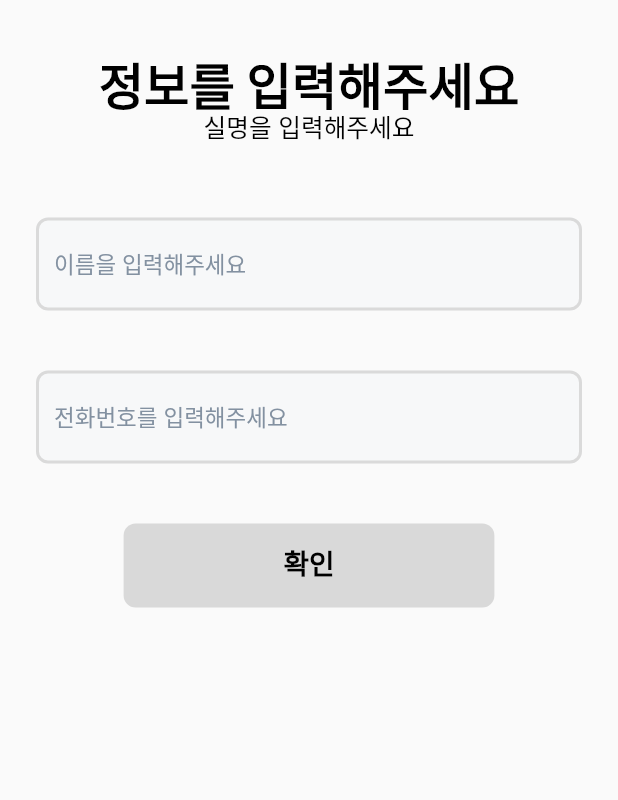
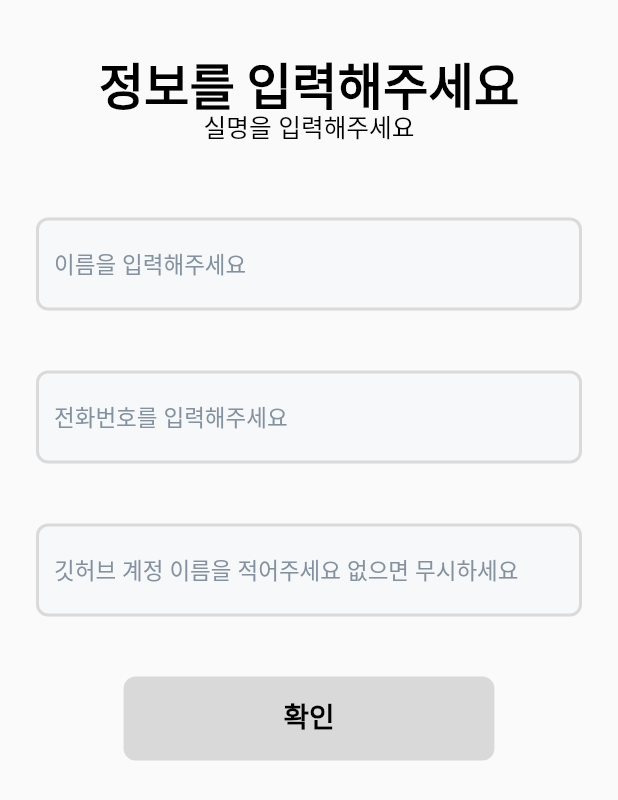
Before and after one commit to 2023-Code-DC/2023_Code-DC-App, a Flutter app: the FormWritePage screen opened by its route, on a phone screen of 412 x 824 dp. Shown: the top 800 px of the screen. Run offline on Flutter 3.47's test engine with Material 2 defaults, Android fonts, the light colour scheme and no system bars; our stand-ins replace animated_text_kit, cloud_firestore, email_validator, firebase_auth, firebase_core, flutter_secure_storage and 7 more; missing offline and left inert: kakao_flutter_sdk; accounts and stored records are empty.

Commit message:
feat: 깃허브 이름도 받음

```diff
--- a/lib/wirte/write_name.dart
+++ b/lib/wirte/write_name.dart
@@ -19,10 +19,12 @@ class _FormWritePageState extends State<FormWritePage> {
   final TextEditingController nameController = TextEditingController();
   final TextEditingController numberController = TextEditingController();
   String name = "";
+  String githubname = "";
   String number = "";
   final GlobalKey<FormState> _formKey = GlobalKey<FormState>();
   late FocusNode myFocusNode;
   late FocusNode numberFocusNode;
+  late FocusNode githubFocusNode;
   var maskFormatter = new MaskTextInputFormatter(
       mask: '###-####-####',
       filter: {"#": RegExp(r'[0-9]')},
@@ -32,6 +34,7 @@ class _FormWritePageState extends State<FormWritePage> {
     super.initState();
     myFocusNode = FocusNode();
     numberFocusNode = FocusNode();
+    githubFocusNode = FocusNode();
   }
 
   @override
@@ -96,6 +99,7 @@ class _FormWritePageState extends State<FormWritePage> {
                           if (value!.trim().isEmpty || value.length < 2) {
                             return "이름을 적어주세요";
                           }
+                          return null;
                         },
                         key: const ValueKey(1),
                         onChanged: ((value) {
@@ -158,6 +162,7 @@ class _FormWritePageState extends State<FormWritePage> {
                           if (value!.trim().isEmpty || value.length < 10) {
                             return "올바른 전화번호를 입력해주세요";
                           }
+                          return null;
                         },
                         key: const ValueKey(2),
                         onChanged: ((value) {
@@ -205,9 +210,64 @@ class _FormWritePageState extends State<FormWritePage> {
                         textInputAction: TextInputAction.done,
                         keyboardType: TextInputType.number,
                         onFieldSubmitted: (value) {
+                          FocusScope.of(context).requestFocus(githubFocusNode);
+                        },
+                        focusNode: numberFocusNode,
+                      ),
+                      const SizedBox(
+                        width: 10,
+                        height: 40,
+                      ),
+                      TextFormField(
+                        key: const ValueKey(3),
+                        onChanged: ((value) {
+                          setState(() {
+                            githubname = value;
+                          });
+                        }),
+                        cursorColor: DCColor.gitcolor,
+                        controller: numberController,
+                        decoration: const InputDecoration(
+                            filled: true,
+                            fillColor: Color.fromRGBO(247, 248, 249, 1),
+                            hintText: "깃허브 계정 이름을 적어주세요 없으면 무시하세요",
+                            hintStyle: TextStyle(
+                                fontSize: 15,
+                                fontFamily: "inter",
+                                fontWeight: FontWeight.w500,
+                                color: Color.fromRGBO(131, 145, 161, 1)),
+                            focusedBorder: OutlineInputBorder(
+                                borderSide: BorderSide(color: Colors.black),
+                                borderRadius:
+                                    BorderRadius.all(Radius.circular(8))),
+                            enabledBorder: OutlineInputBorder(
+                              borderSide: BorderSide(
+                                width: 2,
+                                color: Color.fromRGBO(218, 218, 218, 1),
+                              ),
+                              borderRadius: BorderRadius.all(
+                                Radius.circular(8),
+                              ),
+                            ),
+                            border: OutlineInputBorder(
+                              borderSide: BorderSide(
+                                width: 2,
+                                color: Color.fromRGBO(218, 218, 218, 1),
+                              ),
+                            ),
+                            errorBorder: OutlineInputBorder(
+                                borderSide: BorderSide(
+                                  width: 2,
+                                  color: Colors.red,
+                                ),
+                                borderRadius:
+                                    BorderRadius.all(Radius.circular(8)))),
+                        textInputAction: TextInputAction.done,
+                        keyboardType: TextInputType.number,
+                        onFieldSubmitted: (value) {
                           FocusScope.of(context).unfocus();
                         },
-                        focusNode: numberFocusNode,
+                        focusNode: githubFocusNode,
                       ),
                       const SizedBox(
                         width: 10,
```
